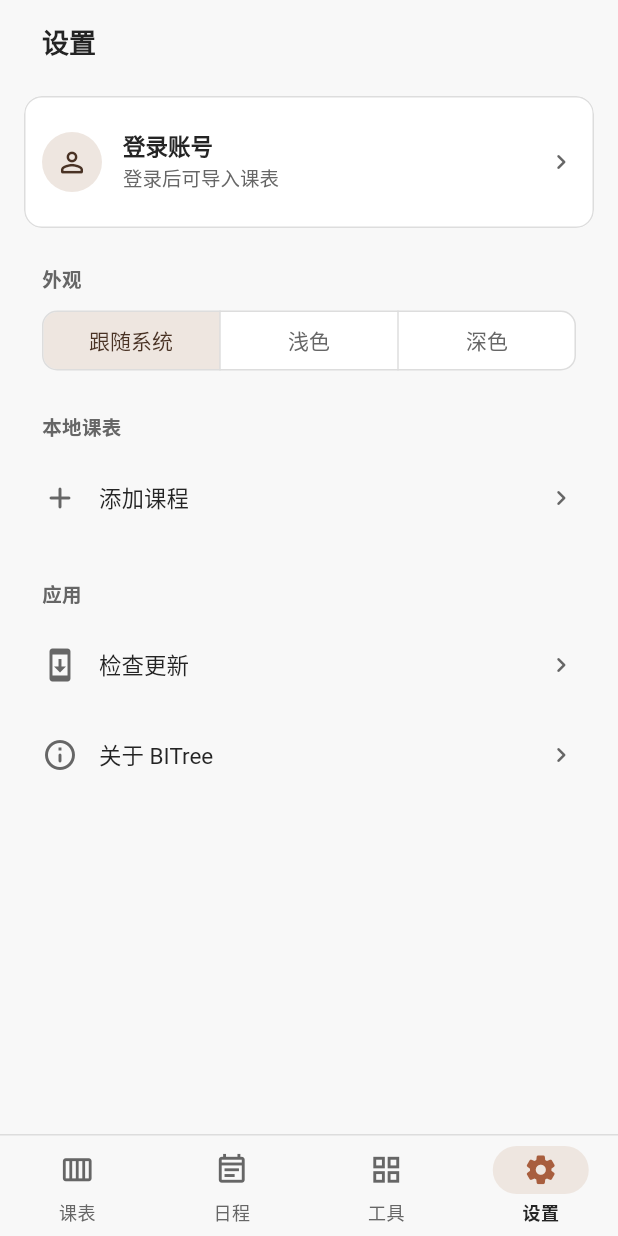
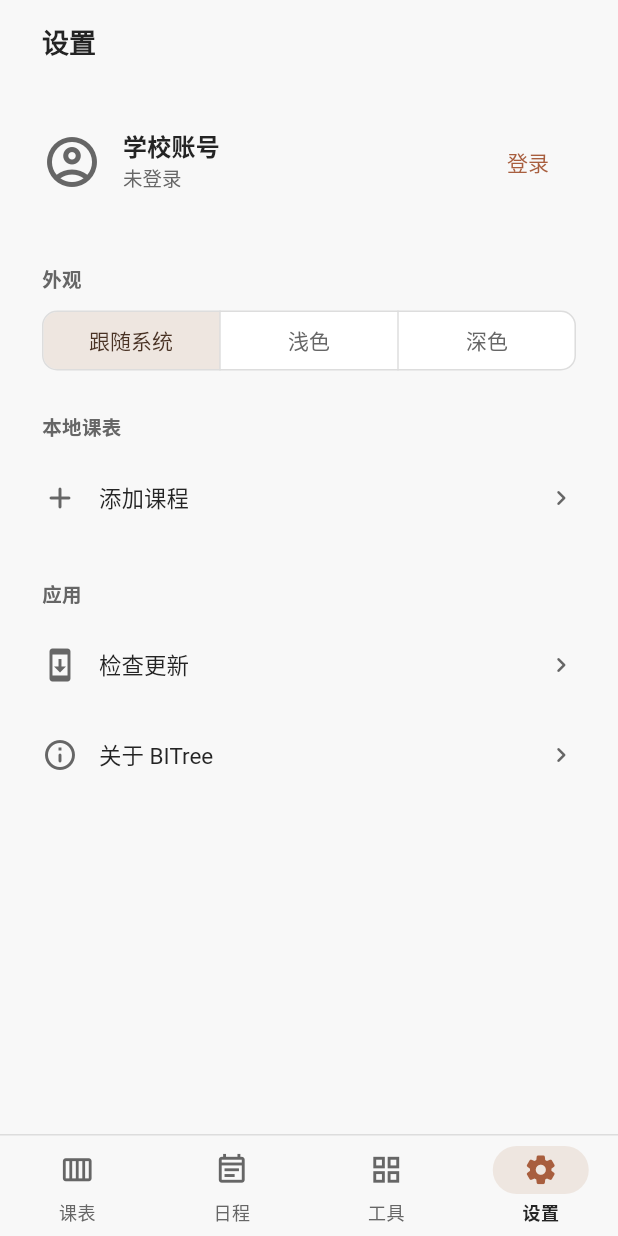
Before and after one commit to PurpleRain-PR/bitree, a Flutter app: the screen it shows after launch, item 4 of the bottom bar chosen, on a phone screen of 412 x 824 dp. Run offline on Flutter 3.47's test engine with Material 3 defaults, Android fonts, the phone set to English and light mode, and no system bars; our stand-ins replace cookie_jar, file_picker, flutter_markdown_plus, flutter_secure_storage, package_info_plus, pub_semver and 1 more; missing offline and left inert: flutter_inappwebview; network calls fail.

Commit message:
fix: streamline account actions and prevent login black screens

```diff
--- /dev/null
+++ b/lib/ui/school_account.dart
@@ -0,0 +1,138 @@
+import 'package:flutter/material.dart';
+
+import '../app_controller.dart';
+import 'school_screen.dart';
+
+enum _AccountAction { signIn, signOut }
+
+class SchoolAccount extends StatefulWidget {
+  const SchoolAccount({super.key, required this.controller});
+
+  final AppController controller;
+
+  @override
+  State<SchoolAccount> createState() => _SchoolAccountState();
+}
+
+class _SchoolAccountState extends State<SchoolAccount> {
+  bool _opening = false;
+
+  Future<void> _open({bool manage = false}) async {
+    final controller = widget.controller;
+    if (_opening || controller.busy) return;
+    setState(() => _opening = true);
+
+    try {
+      final action = manage
+          ? await showModalBottomSheet<_AccountAction>(
+              context: context,
+              useSafeArea: true,
+              isScrollControlled: true,
+              constraints: const BoxConstraints(maxWidth: 520),
+              builder: (context) {
+                final theme = Theme.of(context);
+                final signedIn =
+                    controller.accountStatus == AccountStatus.signedIn;
+
+                return SingleChildScrollView(
+                  child: Padding(
+                    padding: const EdgeInsets.fromLTRB(12, 0, 12, 20),
+                    child: Column(
+                      mainAxisSize: MainAxisSize.min,
+                      crossAxisAlignment: CrossAxisAlignment.start,
+                      children: [
+                        Padding(
+                          padding: const EdgeInsets.fromLTRB(12, 0, 12, 12),
+                          child: Text(
+                            '学校账号',
+                            style: theme.textTheme.titleLarge,
+                          ),
+                        ),
+                        ListTile(
+                          leading: Icon(
+                            signedIn
+                                ? Icons.swap_horiz_rounded
+                                : Icons.login_rounded,
+                          ),
+                          title: Text(signedIn ? '切换登录方式' : '重新登录'),
+                          trailing: const Icon(Icons.chevron_right_rounded),
+                          onTap: () =>
+                              Navigator.pop(context, _AccountAction.signIn),
+                        ),
+                        ListTile(
+                          leading: Icon(
+                            Icons.logout_rounded,
+                            color: theme.colorScheme.error,
+                          ),
+                          title: Text(
+                            '退出登录',
+                            style: TextStyle(color: theme.colorScheme.error),
+                          ),
+                          subtitle: const Text('保留本地课表'),
+                          onTap: () =>
+                              Navigator.pop(context, _AccountAction.signOut),
+                        ),
+                      ],
+                    ),
+                  ),
+                );
+              },
+            )
+          : _AccountAction.signIn;
+      if (!mounted || action == null) return;
+
+      switch (action) {
+        case _AccountAction.signIn:
+          await openSchoolPage(
+            context,
+            controller,
+            action: SchoolAction.signIn,
+          );
+        case _AccountAction.signOut:
+          await controller.signOut();
+      }
+    } finally {
+      if (mounted) setState(() => _opening = false);
+    }
+  }
+
+  @override
+  Widget build(BuildContext context) {
+    final controller = widget.controller;
+    final theme = Theme.of(context);
+    final signedIn = controller.accountStatus == AccountStatus.signedIn;
+    final expired = controller.accountStatus == AccountStatus.expired;
+    final enabled = !_opening && !controller.busy;
+    final status = switch (controller.accountStatus) {
+      AccountStatus.signedIn => '已登录',
+      AccountStatus.expired => '登录已过期',
+      AccountStatus.unverified || AccountStatus.signedOut => '未登录',
+    };
+
+    return ListTile(
+      contentPadding: const EdgeInsets.symmetric(horizontal: 12, vertical: 8),
+      shape: RoundedRectangleBorder(borderRadius: BorderRadius.circular(12)),
+      leading: Icon(
+        Icons.account_circle_outlined,
+        size: 40,
+        color: signedIn ? theme.colorScheme.primary : null,
+      ),
+      title: Text('学校账号', style: theme.textTheme.titleMedium),
+      subtitle: Text(
+        status,
+        style: TextStyle(color: signedIn ? theme.colorScheme.primary : null),
+      ),
+      trailing: signedIn || expired
+          ? IconButton(
+              tooltip: '管理学校账号',
+              onPressed: enabled ? () => _open(manage: true) : null,
+              icon: const Icon(Icons.more_horiz_rounded),
+            )
+          : TextButton(
+              onPressed: enabled ? _open : null,
+              child: const Text('登录'),
+            ),
+      onTap: enabled ? () => _open(manage: signedIn) : null,
+    );
+  }
+}
--- a/lib/ui/settings_screen.dart
+++ b/lib/ui/settings_screen.dart
@@ -4,7 +4,7 @@ import '../app_controller.dart';
 import '../app_version.dart';
 import 'course_editor.dart';
 import 'external_link.dart';
-import 'school_screen.dart';
+import 'school_account.dart';
 
 class SettingsScreen extends StatelessWidget {
   const SettingsScreen({
@@ -170,12 +170,6 @@ class SettingsScreen extends StatelessWidget {
   @override
   Widget build(BuildContext context) {
     final scheme = Theme.of(context).colorScheme;
-    final signedIn = controller.accountStatus == AccountStatus.signedIn;
-    final accountHint = switch (controller.accountStatus) {
-      AccountStatus.signedIn => '已登录',
-      AccountStatus.expired => '登录已过期，不影响本地课表',
-      AccountStatus.unverified || AccountStatus.signedOut => '登录后可导入课表',
-    };
 
     Widget section(String title, List<Widget> children) => Padding(
       padding: const EdgeInsets.only(top: 24),
@@ -203,39 +197,7 @@ class SettingsScreen extends StatelessWidget {
           body: ListView(
             padding: const EdgeInsets.fromLTRB(16, 8, 16, 24),
             children: [
-              Material(
-                color: scheme.surfaceContainerLow,
-                shape: RoundedRectangleBorder(
-                  borderRadius: BorderRadius.circular(12),
-                  side: BorderSide(color: scheme.outlineVariant),
-                ),
-                clipBehavior: Clip.antiAlias,
-                child: ListTile(
-                  contentPadding: const EdgeInsets.symmetric(
-                    horizontal: 12,
-                    vertical: 8,
-                  ),
-                  leading: CircleAvatar(
-                    radius: 20,
-                    backgroundColor: scheme.primaryContainer,
-                    foregroundColor: scheme.onPrimaryContainer,
-                    child: const Icon(Icons.person_outline_rounded, size: 22),
-                  ),
-                  title: Text(
-                    signedIn ? '学校账号' : '登录账号',
-                    style: const TextStyle(fontWeight: FontWeight.w600),
-                  ),
-                  subtitle: Text(accountHint),
-                  trailing: const Icon(Icons.chevron_right_rounded, size: 20),
-                  onTap: controller.busy
-                      ? null
-                      : () => openSchoolPage(
-                          context,
-                          controller,
-                          action: SchoolAction.signIn,
-                        ),
-                ),
-              ),
+              SchoolAccount(controller: controller),
               if (controller.error != null)
                 Padding(
                   padding: const EdgeInsets.fromLTRB(12, 8, 12, 0),
@@ -340,15 +302,6 @@ class SettingsScreen extends StatelessWidget {
                   trailing: const Icon(Icons.chevron_right_rounded, size: 20),
                   onTap: () => _showAbout(context),
                 ),
-                if (signedIn ||
-                    controller.accountStatus == AccountStatus.expired)
-                  ListTile(
-                    contentPadding: tilePadding,
-                    leading: const Icon(Icons.logout_rounded),
-                    title: const Text('退出学校账号'),
-                    subtitle: const Text('保留本地课表'),
-                    onTap: controller.busy ? null : controller.signOut,
-                  ),
               ]),
             ],
           ),
```
Also changed, not shown: lib/ui/school_screen.dart (+33 -14 lines).
